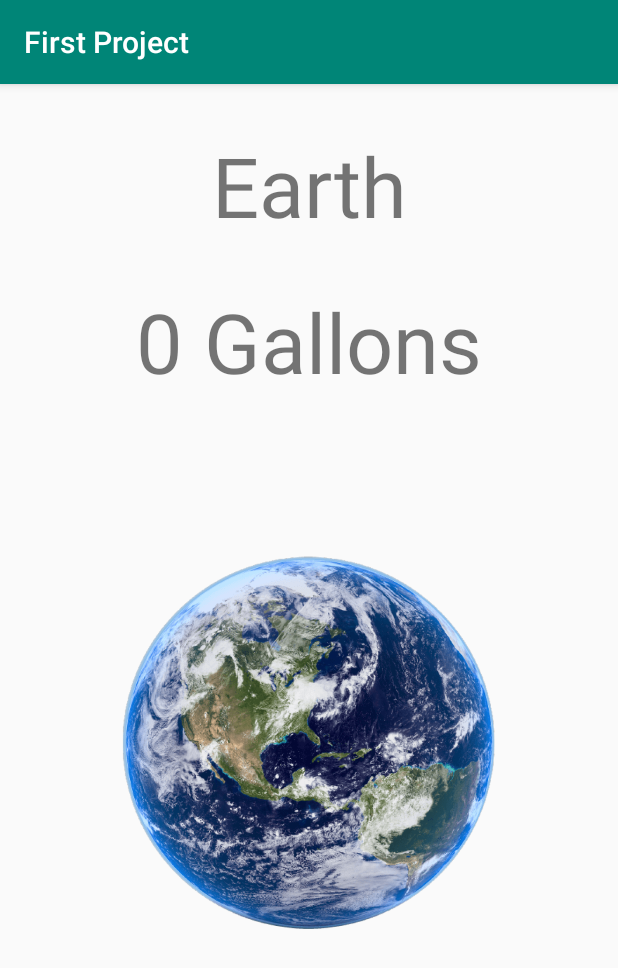
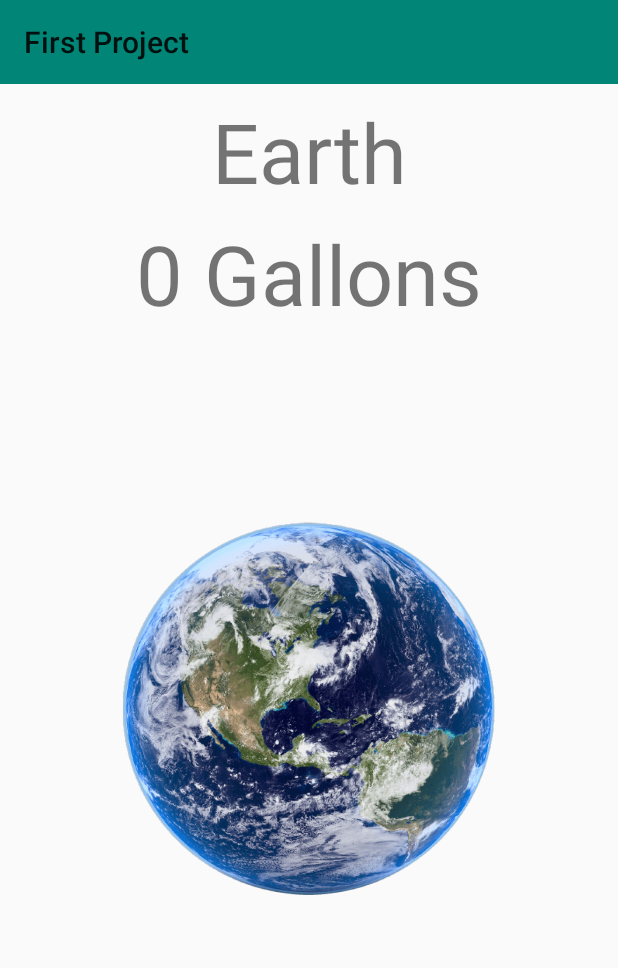
Before and after one commit to PhinnyG/AndroidAppDev, an Android app: the MainActivity screen opened directly, with no data from a screen before it, on a phone screen of 412 x 824 dp. Shown: the top 968 px of the screen. Run offline under Robolectric (Android 15) with nearby library versions, the phone set to English and light mode, and no system bars; libraries missing offline, so code that uses them is left out: me.ibrahimsn.library; 3 statements that could not run were skipped.

Commit message:
5th check-in

```diff
--- a/app/src/main/AndroidManifest.xml
+++ b/app/src/main/AndroidManifest.xml
@@ -9,7 +9,6 @@
         android:roundIcon="@drawable/earth"
         android:supportsRtl="true"
         android:theme="@style/AppTheme">
-        <activity android:name=".ui.Shop"></activity>
         <activity android:name=".CountRepository" />
         <activity android:name=".viewModel.CountViewModel" />
         <activity android:name=".ui.MainActivity" />
--- a/app/src/main/java/com/example/firstproject/ui/MainActivity.kt
+++ b/app/src/main/java/com/example/firstproject/ui/MainActivity.kt
@@ -19,6 +19,7 @@ class MainActivity : AppCompatActivity() {
     override fun onCreate(savedInstanceState: Bundle?) {
         super.onCreate(savedInstanceState)
         setContentView(R.layout.activity_main)
+        setSupportActionBar(toolbar)
 
         countViewModel = ViewModelProviders.of(this).get(CountViewModel::class.java)
         countViewModel.getUserCount(getUsername()).observe(this, androidx.lifecycle.Observer<Long> { updateCounter(it) })
--- a/app/src/main/res/layout/activity_login_screen.xml
+++ b/app/src/main/res/layout/activity_login_screen.xml
@@ -36,6 +36,7 @@
         android:layout_height="wrap_content"
         android:inputType="text"
         android:ems="10"
+        android:hint="Username"
         app:layout_constraintBottom_toBottomOf="parent"
         app:layout_constraintLeft_toLeftOf="parent"
         app:layout_constraintRight_toRightOf="parent"
--- a/app/src/main/res/layout/activity_main.xml
+++ b/app/src/main/res/layout/activity_main.xml
@@ -6,6 +6,14 @@
     android:layout_height="match_parent"
     tools:context=".ui.MainActivity">
 
+    <androidx.appcompat.widget.Toolbar
+        android:id="@+id/toolbar"
+        android:layout_width="match_parent"
+        android:layout_height="?attr/actionBarSize"
+        android:background="@color/colorPrimary"
+        android:theme="@style/ThemeOverlay.AppCompat.ActionBar"
+        app:popupTheme="@style/ThemeOverlay.AppCompat.Light"
+        app:layout_constraintTop_toTopOf="parent"/>
 
     <TextView
         android:id="@+id/counterText"
@@ -30,7 +38,7 @@
         app:layout_constraintBottom_toTopOf="@id/counterText"
         app:layout_constraintLeft_toLeftOf="parent"
         app:layout_constraintRight_toRightOf="parent"
-        app:layout_constraintTop_toTopOf="parent" />
+        app:layout_constraintTop_toBottomOf="@+id/toolbar" />
 
     <ImageView
         android:id="@+id/clickerButton"
--- a/app/src/main/res/values/styles.xml
+++ b/app/src/main/res/values/styles.xml
@@ -1,7 +1,7 @@
 <resources>
 
     <!-- Base application theme. -->
-    <style name="AppTheme" parent="Theme.AppCompat.Light.DarkActionBar">
+    <style name="AppTheme" parent="Theme.AppCompat.Light.NoActionBar">
         <!-- Customize your theme here. -->
         <item name="colorPrimary">@color/colorPrimary</item>
         <item name="colorPrimaryDark">@color/colorPrimaryDark</item>
```
